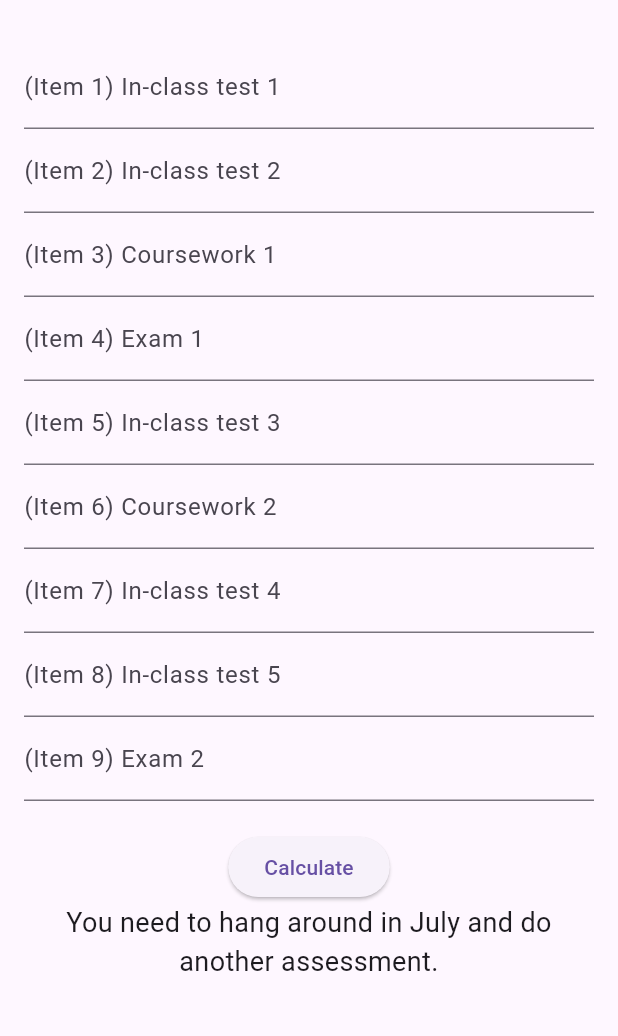
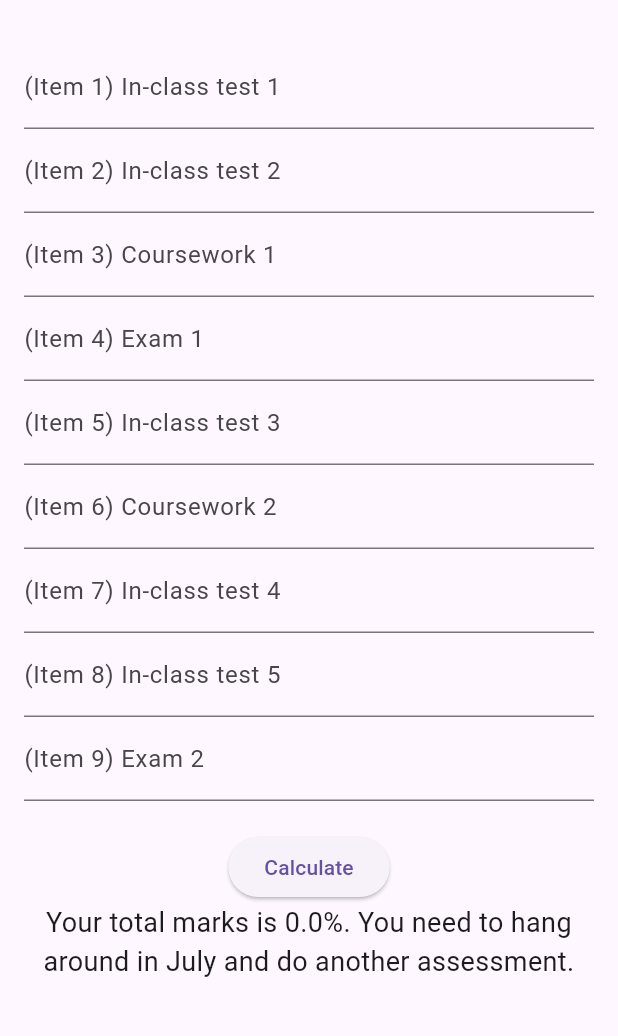
Before and after one commit to manighahrmani/programming_marks_calculator, a Flutter app: the screen it shows after launch, after a tap on "Calculate", on a phone screen of 412 x 824 dp, the part 63-1099 px from its top. Run offline on Flutter 3.47's test engine with Material 3 defaults, Android fonts, the phone set to English and light mode, and no system bars.

Commit message:
refactor: Update result message to show total mark

```diff
--- a/lib/ui/home_page.dart
+++ b/lib/ui/home_page.dart
@@ -51,7 +51,7 @@ class _HomePageState extends State<HomePage> {
     final String message = getMessage(totalMark);
 
     setState(() {
-      _resultMessage = message;
+      _resultMessage = "Your total marks is $totalMark%. $message";
     });
   }
 
```
